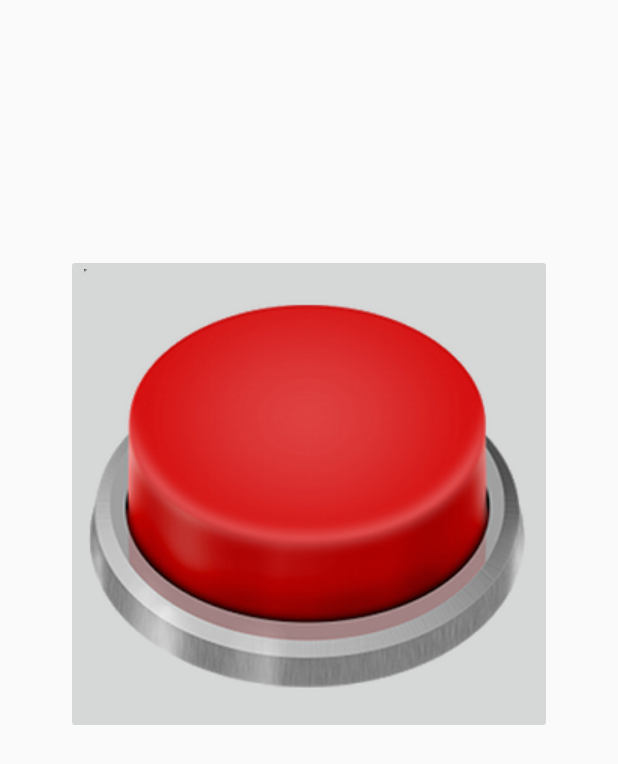
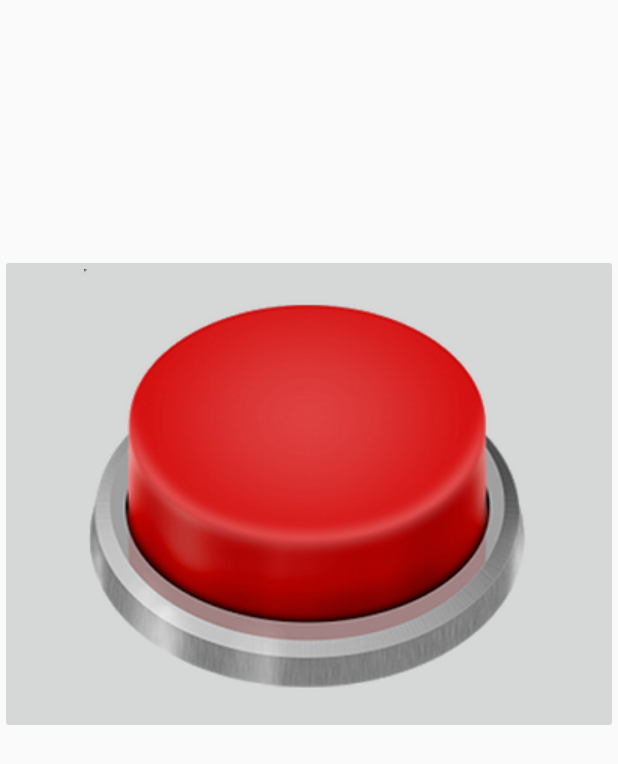
Before and after one commit to sonusourav/BuzzerIIt, an Android app: the layout activity_home.xml on its own in the app's theme, with its tools: preview values and no code run, on a phone screen of 412 x 824 dp. Shown: the top 764 px of the screen. Run offline under Robolectric (Android 15) with nearby library versions, the phone set to English and light mode, and no system bars.

Commit message:
Initial commit.

```diff
--- a/app/src/main/res/layout/activity_home.xml
+++ b/app/src/main/res/layout/activity_home.xml
@@ -1,7 +1,5 @@
 <?xml version="1.0" encoding="utf-8"?>
 <LinearLayout xmlns:android="http://schemas.android.com/apk/res/android"
-    xmlns:app="http://schemas.android.com/apk/res-auto"
-    xmlns:tools="http://schemas.android.com/tools"
     android:layout_width="match_parent"
     android:layout_height="match_parent"
     android:orientation="vertical"
@@ -21,7 +19,8 @@
         android:textAppearance="@style/Base.TextAppearance.AppCompat.Medium"
         android:layout_gravity="center_horizontal"
         android:layout_marginLeft="20dp"
-        android:layout_marginRight="20dp"/>
+        android:layout_marginRight="20dp"
+        />
 
     <TextView
         android:id="@+id/textViewEmail"
@@ -33,7 +32,7 @@
         android:textAppearance="@style/Base.TextAppearance.AppCompat.Medium" />
 
     <ImageButton
-        android:layout_width="wrap_content"
+        android:layout_width="match_parent"
         android:layout_height="wrap_content"
         android:id="@+id/buzzer"
         android:src="@drawable/buzzer"
```
